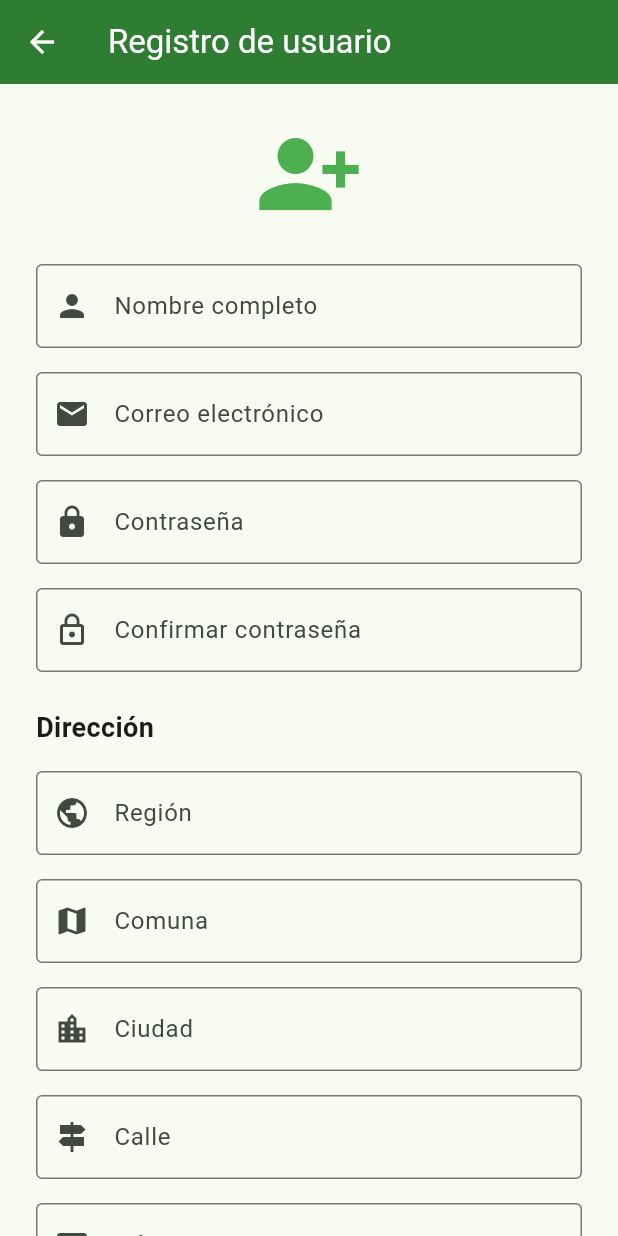
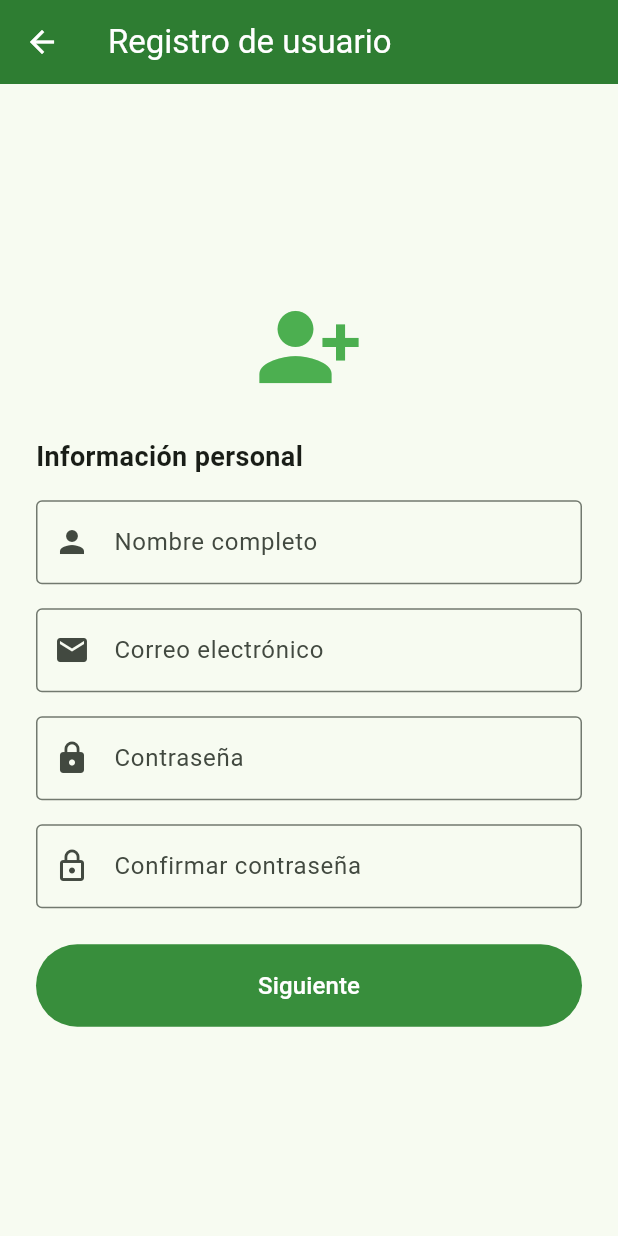
Before and after one commit to GloomyP/ruteando-project, a Flutter app: the PantallaRegistro screen opened directly, on a phone screen of 412 x 824 dp. Run offline on Flutter 3.47's test engine with Material 3 defaults, Android fonts, the phone set to English and light mode, and no system bars; our stand-ins replace firebase_auth, firebase_core; accounts and stored records are empty.

Commit message:
Separar el registro en datos personales y dirección

```diff
--- a/lib/main.dart
+++ b/lib/main.dart
@@ -155,8 +155,7 @@ class _PantallaLoginState extends State<PantallaLogin> {
     return PageRouteBuilder<void>(
       pageBuilder: (context, animation, secondaryAnimation) => page,
       transitionsBuilder: (context, animation, secondaryAnimation, child) {
-        final offsetAnimation =
-            Tween<Offset>(
+        final offsetAnimation = Tween<Offset>(
           begin: const Offset(1, 0),
           end: Offset.zero,
         ).chain(CurveTween(curve: Curves.easeOutCubic)).animate(animation);
@@ -191,9 +190,7 @@ class _PantallaLoginState extends State<PantallaLogin> {
   }
 
   void _abrirRegistro() {
-    Navigator.of(
-      context,
-    ).push(_buildSlideRoute(const PantallaRegistro()));
+    Navigator.of(context).push(_buildSlideRoute(const PantallaRegistro()));
   }
 
   void _abrirCrearContrasena() {
@@ -489,7 +486,8 @@ class PantallaRegistro extends StatefulWidget {
 }
 
 class _PantallaRegistroState extends State<PantallaRegistro> {
-  final _formKey = GlobalKey<FormState>();
+  final _personalFormKey = GlobalKey<FormState>();
+  final _addressFormKey = GlobalKey<FormState>();
   final _nameController = TextEditingController();
   final _emailController = TextEditingController();
   final _passwordController = TextEditingController();
@@ -501,13 +499,22 @@ class _PantallaRegistroState extends State<PantallaRegistro> {
   final _numeroController = TextEditingController();
   final _detallesController = TextEditingController();
   bool _isSaving = false;
+  bool _showAddressStep = false;
+
+  void _goToAddressStep() {
+    if (!_personalFormKey.currentState!.validate()) return;
+    setState(() => _showAddressStep = true);
+  }
+
+  void _goToPersonalStep() {
+    setState(() => _showAddressStep = false);
+  }
 
   Future<void> registerUser() async {
-    if (!_formKey.currentState!.validate()) return;
+    if (!_addressFormKey.currentState!.validate()) return;
     setState(() => _isSaving = true);
 
     try {
-      // Creamos el usuario real en Firebase
       await FirebaseAuth.instance.createUserWithEmailAndPassword(
         email: _emailController.text.trim(),
         password: _passwordController.text.trim(),
@@ -522,7 +529,7 @@ class _PantallaRegistroState extends State<PantallaRegistro> {
           backgroundColor: Colors.green,
         ),
       );
-      Navigator.pop(context); // Vuelve al login tras registro exitoso
+      Navigator.pop(context);
     } on FirebaseAuthException catch (e) {
       ScaffoldMessenger.of(context).showSnackBar(
         SnackBar(
@@ -542,31 +549,65 @@ class _PantallaRegistroState extends State<PantallaRegistro> {
         title: const Text('Registro de usuario'),
         backgroundColor: Colors.green[800],
         foregroundColor: Colors.white,
+        leading: _showAddressStep
+            ? IconButton(
+                onPressed: _goToPersonalStep,
+                icon: const Icon(Icons.arrow_back),
+              )
+            : null,
       ),
       body: Center(
         child: SingleChildScrollView(
           padding: const EdgeInsets.all(24),
           child: ConstrainedBox(
             constraints: const BoxConstraints(maxWidth: 460),
-            child: Form(
-              key: _formKey,
+            child: AnimatedSwitcher(
+              duration: const Duration(milliseconds: 250),
+              transitionBuilder: (child, animation) {
+                final offsetAnimation = Tween<Offset>(
+                  begin: const Offset(0.08, 0),
+                  end: Offset.zero,
+                ).animate(animation);
+
+                return FadeTransition(
+                  opacity: animation,
+                  child: SlideTransition(
+                    position: offsetAnimation,
+                    child: child,
+                  ),
+                );
+              },
+              child: _showAddressStep
+                  ? _buildAddressStep()
+                  : _buildPersonalInfoStep(),
+            ),
+          ),
+        ),
+      ),
+    );
+  }
+
+  Widget _buildPersonalInfoStep() {
+    return Form(
+      key: _personalFormKey,
       child: Column(
+        key: const ValueKey('personal-step'),
         crossAxisAlignment: CrossAxisAlignment.stretch,
         children: [
-                  const Icon(
-                    Icons.person_add_alt_1,
-                    size: 72,
-                    color: Colors.green,
+          const Icon(Icons.person_add_alt_1, size: 72, color: Colors.green),
+          const SizedBox(height: 24),
+          const Text(
+            'Información personal',
+            style: TextStyle(fontSize: 18, fontWeight: FontWeight.w600),
           ),
-                  const SizedBox(height: 24),
+          const SizedBox(height: 16),
           TextFormField(
             controller: _nameController,
             decoration: const InputDecoration(
               labelText: 'Nombre completo',
               prefixIcon: Icon(Icons.person),
             ),
-                    validator: (v) =>
-                        (v == null || v.isEmpty) ? 'Requerido' : null,
+            validator: (v) => (v == null || v.isEmpty) ? 'Requerido' : null,
           ),
           const SizedBox(height: 16),
           TextFormField(
@@ -576,9 +617,8 @@ class _PantallaRegistroState extends State<PantallaRegistro> {
               prefixIcon: Icon(Icons.email),
             ),
             keyboardType: TextInputType.emailAddress,
-                    validator: (v) => (v == null || !v.contains('@'))
-                        ? 'Correo inválido'
-                        : null,
+            validator: (v) =>
+                (v == null || !v.contains('@')) ? 'Correo inválido' : null,
           ),
           const SizedBox(height: 16),
           TextFormField(
@@ -588,9 +628,8 @@ class _PantallaRegistroState extends State<PantallaRegistro> {
               prefixIcon: Icon(Icons.lock),
             ),
             obscureText: true,
-                    validator: (v) => (v == null || v.length < 6)
-                        ? 'Mínimo 6 caracteres'
-                        : null,
+            validator: (v) =>
+                (v == null || v.length < 6) ? 'Mínimo 6 caracteres' : null,
           ),
           const SizedBox(height: 16),
           TextFormField(
@@ -604,6 +643,28 @@ class _PantallaRegistroState extends State<PantallaRegistro> {
                 ? 'Las contraseñas no coinciden'
                 : null,
           ),
+          const SizedBox(height: 24),
+          FilledButton(
+            onPressed: _goToAddressStep,
+            style: FilledButton.styleFrom(
+              padding: const EdgeInsets.symmetric(vertical: 16),
+              backgroundColor: Colors.green[700],
+            ),
+            child: const Text('Siguiente', style: TextStyle(fontSize: 16)),
+          ),
+        ],
+      ),
+    );
+  }
+
+  Widget _buildAddressStep() {
+    return Form(
+      key: _addressFormKey,
+      child: Column(
+        key: const ValueKey('address-step'),
+        crossAxisAlignment: CrossAxisAlignment.stretch,
+        children: [
+          const Icon(Icons.home_work_outlined, size: 72, color: Colors.green),
           const SizedBox(height: 24),
           const Text(
             'Dirección',
@@ -667,16 +728,17 @@ class _PantallaRegistroState extends State<PantallaRegistro> {
             ),
             child: _isSaving
                 ? const CircularProgressIndicator(color: Colors.white)
-                        : const Text(
-                            'Registrarse',
-                            style: TextStyle(fontSize: 16),
+                : const Text('Registrarse', style: TextStyle(fontSize: 16)),
           ),
+          const SizedBox(height: 12),
+          OutlinedButton(
+            onPressed: _isSaving ? null : _goToPersonalStep,
+            style: OutlinedButton.styleFrom(
+              padding: const EdgeInsets.symmetric(vertical: 16),
+            ),
+            child: const Text('Volver', style: TextStyle(fontSize: 16)),
           ),
         ],
-              ),
-            ),
-          ),
-        ),
       ),
     );
   }
```
Also changed, not shown: 1 other file. Lines whose indentation alone changed are shown as unchanged.
